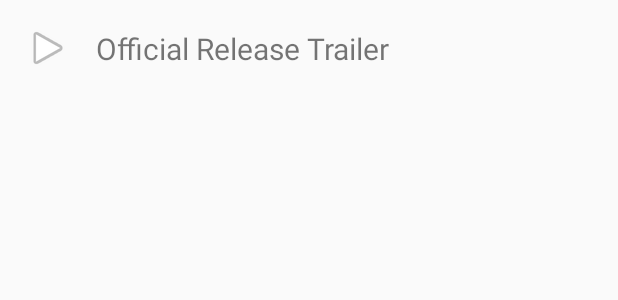
After one commit to CelestialTechnology/popularmoviesapp, an Android app: the layout trailer_list_item.xml on its own in the app's theme, with its tools: preview values and no code run, on a phone screen of 412 x 824 dp. The commit adds this screen. Shown: the top 300 px of the screen. Run offline under Robolectric (Android 15) with nearby library versions, the phone set to English and light mode, and no system bars; network calls fail.

Commit message:
Add Trailer List Item layout
Create the item layout for the trailers and their corresponding example text
and images.

```diff
--- /dev/null
+++ b/app/src/main/res/layout/trailer_list_item.xml
@@ -0,0 +1,33 @@
+<?xml version="1.0" encoding="utf-8"?>
+<android.support.constraint.ConstraintLayout xmlns:android="http://schemas.android.com/apk/res/android"
+    xmlns:app="http://schemas.android.com/apk/res-auto"
+    xmlns:tools="http://schemas.android.com/tools"
+    android:layout_width="match_parent"
+    android:layout_height="wrap_content"
+    android:padding="8dp">
+
+    <ImageView
+        android:id="@+id/imageViewPlayButton"
+        android:layout_width="wrap_content"
+        android:layout_height="wrap_content"
+        app:srcCompat="@android:drawable/ic_media_play"
+        app:layout_constraintTop_toTopOf="parent"
+        android:layout_marginTop="8dp"
+        android:layout_marginLeft="8dp"
+        app:layout_constraintLeft_toLeftOf="parent"
+        app:layout_constraintBottom_toBottomOf="parent"
+        android:layout_marginBottom="8dp" />
+
+    <TextView
+        android:id="@+id/textViewName"
+        android:layout_width="wrap_content"
+        android:layout_height="wrap_content"
+        android:layout_marginBottom="8dp"
+        android:layout_marginLeft="16dp"
+        android:layout_marginTop="8dp"
+        android:textSize="20sp"
+        app:layout_constraintBottom_toBottomOf="parent"
+        app:layout_constraintLeft_toRightOf="@+id/imageViewPlayButton"
+        app:layout_constraintTop_toTopOf="parent"
+        tools:text="@string/trailer_type" />
+</android.support.constraint.ConstraintLayout>
--- a/app/src/main/res/values/strings.xml
+++ b/app/src/main/res/values/strings.xml
@@ -20,4 +20,7 @@
         The minions are a nice idea and the animation and London recreation is really good,
         but that's about it.\n\nThe script is boring and the jokes not really funny.
     </string>
+
+    <!-- Example text for the Trailer list item -->
+    <string name="trailer_type">Official Release Trailer</string>
 </resources>
```
